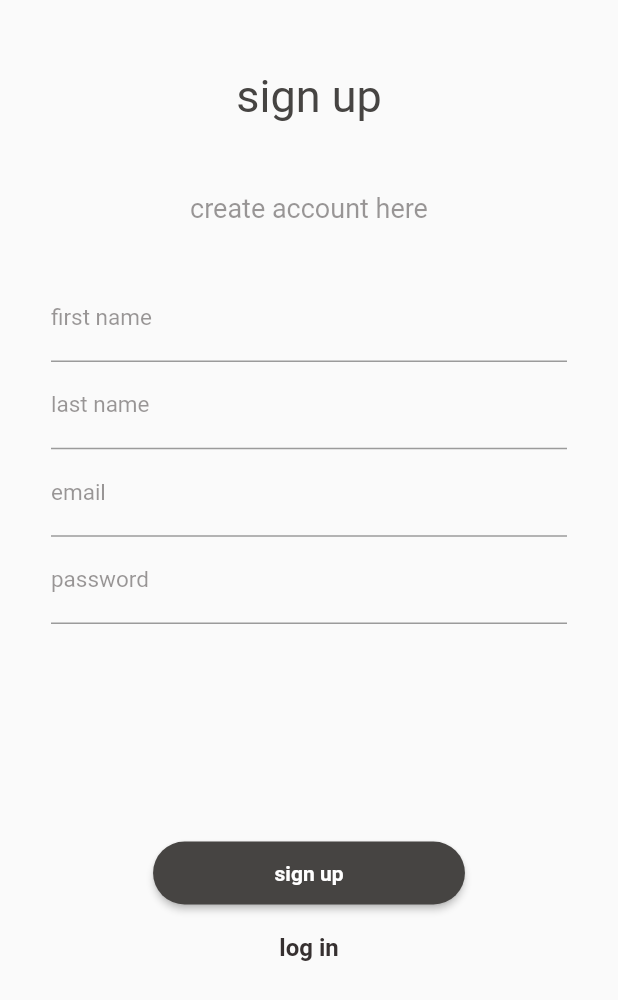
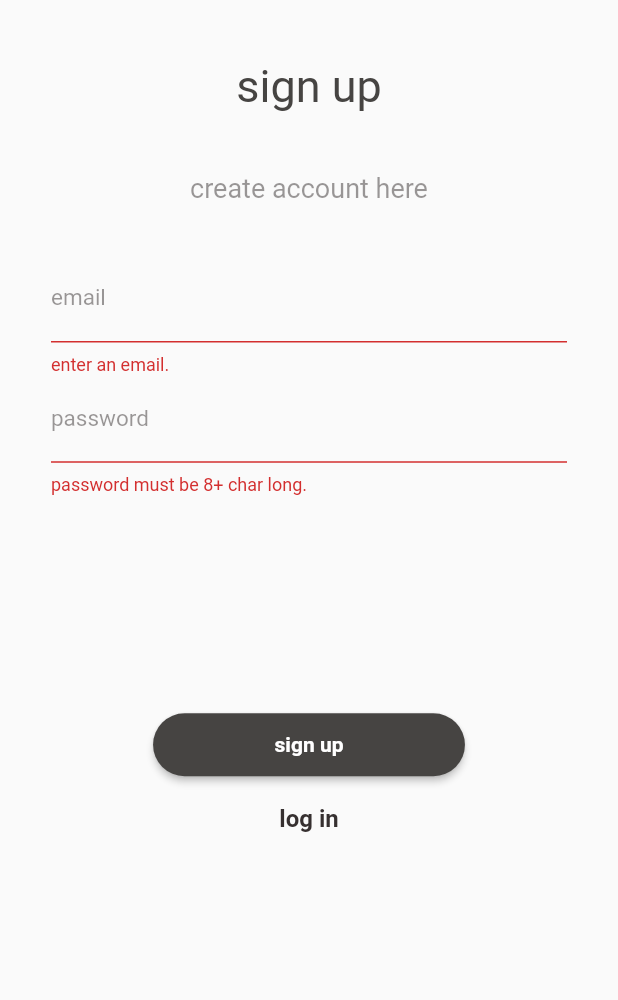
Before and after one commit to sandeeptank52/Flutter-Firebase-Demo, a Flutter app: the SignUp screen opened by its route, after a tap on "sign up", on a phone screen of 412 x 824 dp. Shown: the top 1000 px of the screen. Run offline on Flutter 3.47's test engine with Material 2 defaults, Android fonts, the phone set to English and light mode, and no system bars; our stand-ins replace firebase_auth, firebase_core, flutter_spinkit; accounts and stored records are empty.

Commit message:
fix auth flow added Loader

```diff
--- a/lib/services/auth_service.dart
+++ b/lib/services/auth_service.dart
@@ -5,26 +5,31 @@ class AuthService {
 
   AuthService(this._auth);
 
+  User _getAuthUser(User user) {
+    return user;
+  }
+
   Stream<User> get authStateChanges => _auth.authStateChanges();
 
-  Future<void> signOut() async {
-    await _auth.signOut();
+  Future signOut() async {
+    return await _auth.signOut();
   }
 
-  Future<String> signIn(String email, String password) async {
+  Future signIn(String email, String password) async {
     try {
-      await _auth.signInWithEmailAndPassword(email: email, password: password);
-      return "Sign in";
+      var result = await _auth.signInWithEmailAndPassword(
+          email: email, password: password);
+      return _getAuthUser(result.user);
     } catch (e) {
       return "${e.toString()}";
     }
   }
 
-  Future<String> signUp(String email, String password) async {
+  Future signUp(String email, String password) async {
     try {
-      await _auth.createUserWithEmailAndPassword(
+      UserCredential result = await _auth.createUserWithEmailAndPassword(
           email: email, password: password);
-      return "Sign up";
+      return _getAuthUser(result.user);
     } catch (e) {
       return "${e.toString()}";
     }
--- a/lib/ui/home.dart
+++ b/lib/ui/home.dart
@@ -1,6 +1,7 @@
 import 'package:firebase_auth/firebase_auth.dart';
 import 'package:flutter/material.dart';
 import 'package:flutter_projects/services/auth_service.dart';
+import 'package:flutter_projects/ui/authentication.dart';
 import 'package:flutter_projects/ui/news_page.dart';
 import 'package:flutter_projects/ui/signup_page.dart';
 import 'package:provider/provider.dart';
@@ -37,13 +38,14 @@ class _HomeState extends State<Home> {
   }
 }
 
-  class AuthWrapper extends StatelessWidget {
+class AuthWrapper extends StatelessWidget {
   @override
   Widget build(BuildContext context) {
     final fUser = context.watch<User>();
     if (fUser != null) {
       return NewsPage();
+    } else {
+      return Authentication();
     }
-    return SignUp();
   }
 }
--- a/lib/ui/signup_page.dart
+++ b/lib/ui/signup_page.dart
@@ -3,6 +3,10 @@ import 'package:flutter_projects/services/auth_service.dart';
 import 'package:provider/provider.dart';
 
 class SignUp extends StatefulWidget {
+  final Function updateViews;
+
+  SignUp({this.updateViews});
+
   @override
   _SignUpState createState() => _SignUpState();
 }
@@ -11,59 +15,23 @@ class _SignUpState extends State<SignUp> {
   var emailController = TextEditingController();
   var passwordController = TextEditingController();
 
+  final _formKey = GlobalKey<FormState>();
+
   @override
   Widget build(BuildContext context) {
     return Scaffold(
       body: SafeArea(
         child: Container(
-          alignment: Alignment.center,
-          child: Container(
           child: Column(
             children: [
               Container(
                   margin: EdgeInsets.only(top: 40.0),
-                  child: Row(
-                    children: [
-                      Visibility(
-                        maintainSize: true,
-                        maintainAnimation: true,
-                        maintainState: true,
-                        visible: false,
-                        child: FlatButton(
-                            onPressed: () => {Navigator.maybePop(context)},
-                            child: Image(
-                              height: 25.0,
-                              image:
-                                  AssetImage('assets/icons/ArrowLeftPoint.png'),
-                            )),
-                      ),
-                      Expanded(
-                        child: Container(
-                          child: Row(
-                            mainAxisAlignment: MainAxisAlignment.center,
-                            children: [
-                              Text(
+                  child: Expanded(
+                      child: Text(
                     "sign up",
-                                style: TextStyle(
-                                    fontSize: 30.0, color: Color(0xFF464442)),
-                              )
-                            ],
-                          ),
-                        ),
-                      ),
-                      Visibility(
-                        maintainSize: true,
-                        maintainAnimation: true,
-                        maintainState: true,
-                        visible: false,
-                        child: FlatButton(
-                          onPressed: () => {},
-                          child: Icon(Icons.arrow_back),
-                        ),
-                      )
-                    ],
-                  ),
-                ),
+                    textAlign: TextAlign.center,
+                    style: TextStyle(fontSize: 30.0, color: Color(0xFF464442)),
+                  ))),
               Container(
                 margin: EdgeInsets.only(top: 40.0),
                 child: Text("create account here",
@@ -73,28 +41,14 @@ class _SignUpState extends State<SignUp> {
               ),
               Container(
                 padding: EdgeInsets.all(34.0),
+                child: Form(
+                  key: _formKey,
                   child: Column(
                     children: [
                       Container(
                         child: TextFormField(
-                          decoration: InputDecoration(
-                              labelText: 'first name',
-                              labelStyle: TextStyle(
-                                  fontSize: 15.0,
-                                  color: Color.fromRGBO(54, 48, 48, 0.5))),
-                        ),
-                      ),
-                      Container(
-                        child: TextFormField(
-                          decoration: InputDecoration(
-                              labelText: 'last name',
-                              labelStyle: TextStyle(
-                                  fontSize: 15.0,
-                                  color: Color.fromRGBO(54, 48, 48, 0.5))),
-                        ),
-                      ),
-                      Container(
-                        child: TextFormField(
+                          validator: (value) =>
+                              (value.isEmpty) ? "enter an email." : null,
                           controller: emailController,
                           decoration: InputDecoration(
                               labelText: 'email',
@@ -105,6 +59,9 @@ class _SignUpState extends State<SignUp> {
                       ),
                       Container(
                         child: TextFormField(
+                          validator: (value) => (value.length < 8)
+                              ? "password must be 8+ char long."
+                              : null,
                           obscureText: true,
                           controller: passwordController,
                           decoration: InputDecoration(
@@ -134,9 +91,11 @@ class _SignUpState extends State<SignUp> {
                             ),
                           ),
                           onPressed: () {
+                            if (_formKey.currentState.validate()) {
                               context.read<AuthService>().signUp(
                                   emailController.text.toString(),
                                   passwordController.text.toString());
+                            }
                           },
                           shape: const StadiumBorder(),
                         ),
@@ -152,18 +111,19 @@ class _SignUpState extends State<SignUp> {
                                 fontWeight: FontWeight.bold),
                           ),
                           onTap: () {
-                            Navigator.pushNamed(context, '/login');
+                            // Navigator.pushNamed(context, '/login');
+                            widget.updateViews();
                           },
                         ),
                       )
                     ],
+                  ),
                 ),
               )
             ],
           ),
         ),
       ),
-      ),
     );
   }
 }
--- a/pubspec.yaml
+++ b/pubspec.yaml
@@ -27,6 +27,8 @@ dependencies:
   firebase_auth: "^0.20.1"
 
   provider: ^4.3.3
+
+  flutter_spinkit: "^4.1.2"
 
 
   # The following adds the Cupertino Icons font to your application.
```
Also changed, not shown: lib/shared/loding_view.dart (added, +17 -0 lines), lib/ui/authentication.dart (added, +27 -0 lines), lib/ui/login_page.dart (+54 -41 lines), pubspec.lock. Lines whose indentation alone changed are shown as unchanged.
